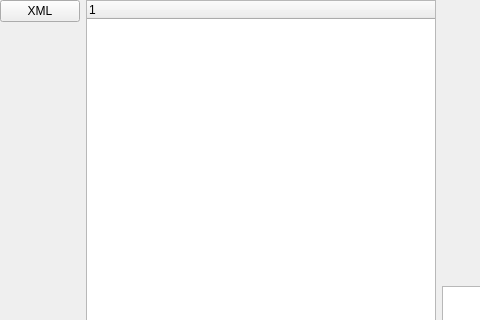
The window that window.ui (DioBrandoKun/Second) describes before a commit, drawn with Qt 5; both pictures show x 0 to 480 and y 0 to 320 of the 791 by 613 pixel window.
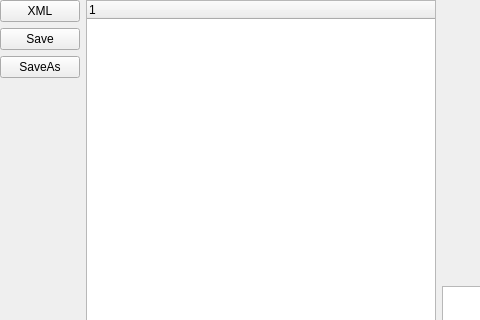
The same window after the commit.

The edit to the form file:
```diff
--- a/window.ui
+++ b/window.ui
@@ -36,6 +36,20 @@
          </property>
         </widget>
        </item>
+       <item>
+        <widget class="QPushButton" name="save">
+         <property name="text">
+          <string>Save</string>
+         </property>
+        </widget>
+       </item>
+       <item>
+        <widget class="QPushButton" name="SaveAs">
+         <property name="text">
+          <string>SaveAs</string>
+         </property>
+        </widget>
+       </item>
        <item>
         <spacer name="verticalSpacer_2">
          <property name="orientation">
```
Left out of the diff: 2 changed lines with no effect on the pictures.
